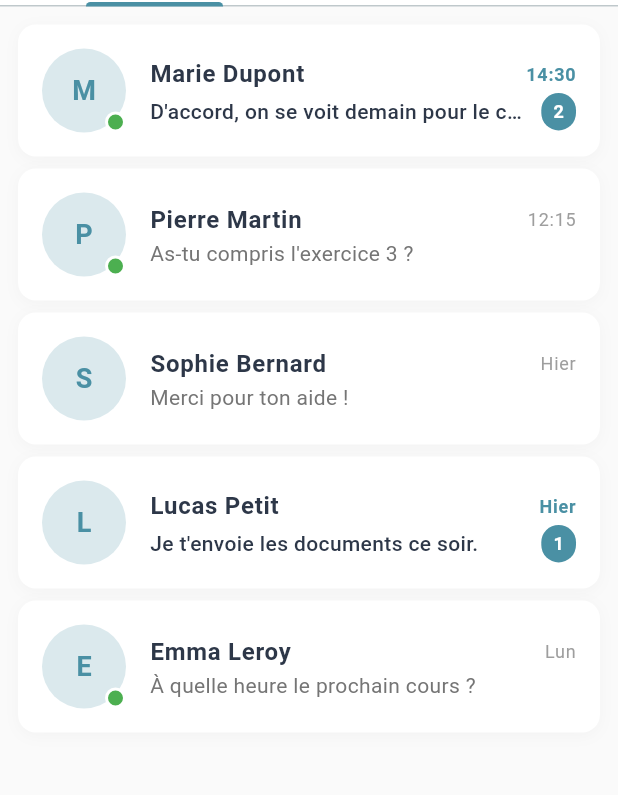
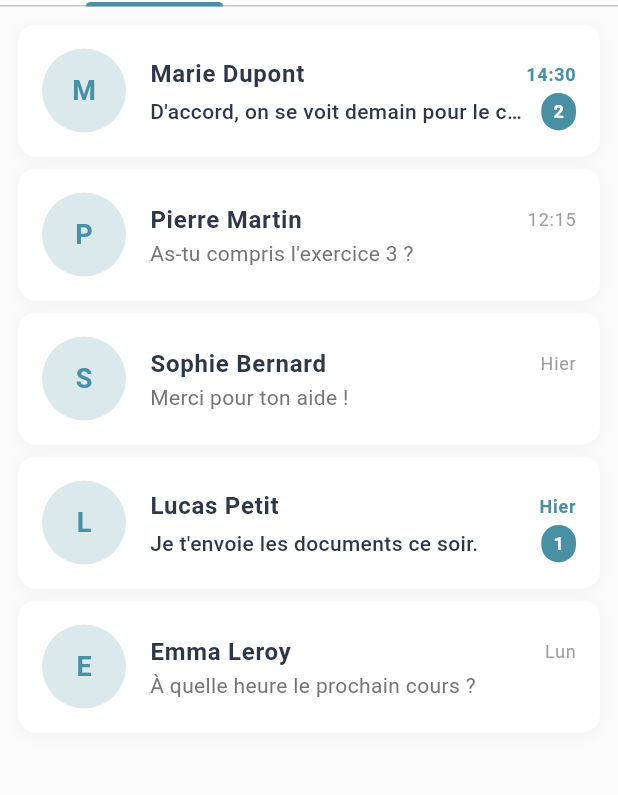
Before and after one commit to tancredeCastets/Learn_At_Home, a Flutter app: the ChatPage screen opened directly, on a phone screen of 412 x 824 dp. Shown: the part 151-946 px from the top of the screen. Run offline on Flutter 3.47's test engine with Material 3 defaults, Android fonts, the phone set to English and light mode, and no system bars.

Commit message:
[Feat] modif page discution

```diff
--- a/learn_at_home_mobile/lib/pages/chat_page.dart
+++ b/learn_at_home_mobile/lib/pages/chat_page.dart
@@ -23,8 +23,6 @@ class _ChatPageState extends State<ChatPage> with SingleTickerProviderStateMixin
       'lastMessage': 'D\'accord, on se voit demain pour le cours de maths !',
       'time': '14:30',
       'unread': 2,
-      'isOnline': true,
-      'role': 'Bénévole',
     },
     {
       'id': '2',
@@ -33,8 +31,6 @@ class _ChatPageState extends State<ChatPage> with SingleTickerProviderStateMixin
       'lastMessage': 'As-tu compris l\'exercice 3 ?',
       'time': '12:15',
       'unread': 0,
-      'isOnline': true,
-      'role': 'Élève',
     },
     {
       'id': '3',
@@ -43,8 +39,6 @@ class _ChatPageState extends State<ChatPage> with SingleTickerProviderStateMixin
       'lastMessage': 'Merci pour ton aide !',
       'time': 'Hier',
       'unread': 0,
-      'isOnline': false,
-      'role': 'Bénévole',
     },
     {
       'id': '4',
@@ -53,8 +47,6 @@ class _ChatPageState extends State<ChatPage> with SingleTickerProviderStateMixin
       'lastMessage': 'Je t\'envoie les documents ce soir.',
       'time': 'Hier',
       'unread': 1,
-      'isOnline': false,
-      'role': 'Élève',
     },
     {
       'id': '5',
@@ -63,20 +55,18 @@ class _ChatPageState extends State<ChatPage> with SingleTickerProviderStateMixin
       'lastMessage': 'À quelle heure le prochain cours ?',
       'time': 'Lun',
       'unread': 0,
-      'isOnline': true,
-      'role': 'Élève',
     },
   ];
 
   // Données simulées des contacts
   List<Map<String, dynamic>> _contacts = [
-    {'name': 'Marie Dupont', 'avatar': 'M', 'role': 'Bénévole', 'isOnline': true},
-    {'name': 'Pierre Martin', 'avatar': 'P', 'role': 'Élève', 'isOnline': true},
-    {'name': 'Sophie Bernard', 'avatar': 'S', 'role': 'Bénévole', 'isOnline': false},
-    {'name': 'Lucas Petit', 'avatar': 'L', 'role': 'Élève', 'isOnline': false},
-    {'name': 'Emma Leroy', 'avatar': 'E', 'role': 'Élève', 'isOnline': true},
-    {'name': 'Thomas Moreau', 'avatar': 'T', 'role': 'Bénévole', 'isOnline': false},
-    {'name': 'Julie Garcia', 'avatar': 'J', 'role': 'Bénévole', 'isOnline': true},
+    {'name': 'Marie Dupont', 'avatar': 'M'},
+    {'name': 'Pierre Martin', 'avatar': 'P'},
+    {'name': 'Sophie Bernard', 'avatar': 'S'},
+    {'name': 'Lucas Petit', 'avatar': 'L'},
+    {'name': 'Emma Leroy', 'avatar': 'E'},
+    {'name': 'Thomas Moreau', 'avatar': 'T'},
+    {'name': 'Julie Garcia', 'avatar': 'J'},
   ];
 
   @override
@@ -242,20 +232,6 @@ class _ChatPageState extends State<ChatPage> with SingleTickerProviderStateMixin
                   ),
                 ),
               ),
-              if (conversation['isOnline'])
-                Positioned(
-                  right: 0,
-                  bottom: 0,
-                  child: Container(
-                    width: 14,
-                    height: 14,
-                    decoration: BoxDecoration(
-                      color: Colors.green,
-                      shape: BoxShape.circle,
-                      border: Border.all(color: Colors.white, width: 2),
-                    ),
-                  ),
-                ),
             ],
           ),
           title: Row(
@@ -323,39 +299,21 @@ class _ChatPageState extends State<ChatPage> with SingleTickerProviderStateMixin
       return contact['name'].toLowerCase().contains(_searchController.text.toLowerCase());
     }).toList();
 
-    // Grouper par rôle
-    final benevoles = filteredContacts.where((c) => c['role'] == 'Bénévole').toList();
-    final eleves = filteredContacts.where((c) => c['role'] == 'Élève').toList();
-
-    return ListView(
-      padding: const EdgeInsets.all(12),
-      children: [
-        if (benevoles.isNotEmpty) ...[
-          _buildContactSection('Bénévoles', benevoles),
-          const SizedBox(height: 16),
-        ],
-        if (eleves.isNotEmpty) _buildContactSection('Élèves', eleves),
-      ],
+    if (filteredContacts.isEmpty) {
+      return _buildEmptyState(
+        icon: Icons.people_outline,
+        title: 'Aucun contact',
+        subtitle: 'Ajoutez des contacts pour commencer',
       );
     }
 
-  Widget _buildContactSection(String title, List<Map<String, dynamic>> contacts) {
-    return Column(
-      crossAxisAlignment: CrossAxisAlignment.start,
-      children: [
-        Padding(
-          padding: const EdgeInsets.symmetric(horizontal: 4, vertical: 8),
-          child: Text(
-            title,
-            style: const TextStyle(
-              fontSize: 14,
-              fontWeight: FontWeight.w600,
-              color: Color(0xFF4A90A4),
-            ),
-          ),
-        ),
-        ...contacts.map((contact) => _buildContactTile(contact)),
-      ],
+    return ListView.builder(
+      padding: const EdgeInsets.all(12),
+      itemCount: filteredContacts.length,
+      itemBuilder: (context, index) {
+        final contact = filteredContacts[index];
+        return _buildContactTile(contact);
+      },
     );
   }
 
@@ -375,9 +333,7 @@ class _ChatPageState extends State<ChatPage> with SingleTickerProviderStateMixin
       ),
       child: ListTile(
         contentPadding: const EdgeInsets.symmetric(horizontal: 16, vertical: 4),
-        leading: Stack(
-          children: [
-            CircleAvatar(
+        leading: CircleAvatar(
           radius: 24,
           backgroundColor: const Color(0xFF4A90A4).withOpacity(0.2),
           child: Text(
@@ -388,34 +344,11 @@ class _ChatPageState extends State<ChatPage> with SingleTickerProviderStateMixin
             ),
           ),
         ),
-            if (contact['isOnline'])
-              Positioned(
-                right: 0,
-                bottom: 0,
-                child: Container(
-                  width: 12,
-                  height: 12,
-                  decoration: BoxDecoration(
-                    color: Colors.green,
-                    shape: BoxShape.circle,
-                    border: Border.all(color: Colors.white, width: 2),
-                  ),
-                ),
-              ),
-          ],
-        ),
         title: Text(
           contact['name'],
           style: const TextStyle(
             fontWeight: FontWeight.w600,
             color: Color(0xFF2D3748),
-          ),
-        ),
-        subtitle: Text(
-          contact['isOnline'] ? 'En ligne' : 'Hors ligne',
-          style: TextStyle(
-            color: contact['isOnline'] ? Colors.green : Colors.grey,
-            fontSize: 12,
           ),
         ),
         trailing: Row(
@@ -479,7 +412,6 @@ class _ChatPageState extends State<ChatPage> with SingleTickerProviderStateMixin
         builder: (context) => ChatConversationPage(
           contactName: conversation['name'],
           contactAvatar: conversation['avatar'],
-          isOnline: conversation['isOnline'],
         ),
       ),
     );
@@ -492,7 +424,6 @@ class _ChatPageState extends State<ChatPage> with SingleTickerProviderStateMixin
         builder: (context) => ChatConversationPage(
           contactName: contact['name'],
           contactAvatar: contact['avatar'],
-          isOnline: contact['isOnline'],
         ),
       ),
     );
@@ -572,7 +503,6 @@ class _ChatPageState extends State<ChatPage> with SingleTickerProviderStateMixin
                       ),
                     ),
                     title: Text(contact['name']),
-                    subtitle: Text(contact['role']),
                     onTap: () {
                       Navigator.pop(context);
                       _startConversationWithContact(contact);
@@ -695,7 +625,6 @@ class _ChatPageState extends State<ChatPage> with SingleTickerProviderStateMixin
 
   void _showAddContactDialog() {
     final nameController = TextEditingController();
-    String selectedRole = 'Élève';
 
     showModalBottomSheet(
       context: context,
@@ -735,30 +664,13 @@ class _ChatPageState extends State<ChatPage> with SingleTickerProviderStateMixin
                   ),
                 ),
               ),
-              const SizedBox(height: 16),
-              DropdownButtonFormField<String>(
-                value: selectedRole,
-                decoration: InputDecoration(
-                  labelText: 'Rôle',
-                  prefixIcon: const Icon(Icons.badge_outlined),
-                  border: OutlineInputBorder(
-                    borderRadius: BorderRadius.circular(12),
-                  ),
-                ),
-                items: ['Élève', 'Bénévole']
-                    .map((r) => DropdownMenuItem(value: r, child: Text(r)))
-                    .toList(),
-                onChanged: (value) {
-                  setModalState(() => selectedRole = value!);
-                },
-              ),
               const SizedBox(height: 24),
               SizedBox(
                 width: double.infinity,
                 child: ElevatedButton.icon(
                   onPressed: () {
                     if (nameController.text.isNotEmpty) {
-                      _addContact(nameController.text, selectedRole);
+                      _addContact(nameController.text);
                       Navigator.pop(context);
                     }
                   },
@@ -782,13 +694,11 @@ class _ChatPageState extends State<ChatPage> with SingleTickerProviderStateMixin
     );
   }
 
-  void _addContact(String name, String role) {
+  void _addContact(String name) {
     setState(() {
       _contacts.add({
         'name': name,
         'avatar': name.isNotEmpty ? name[0].toUpperCase() : '?',
-        'role': role,
-        'isOnline': false,
       });
     });
     ScaffoldMessenger.of(context).showSnackBar(
```
Also changed, not shown: learn_at_home_mobile/lib/pages/chat_conversation_page.dart (+31 -59 lines). Lines whose indentation alone changed are shown as unchanged.
